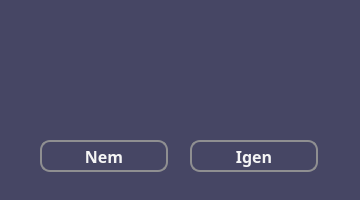
Qt form src/main/resources/ui/yellow/yellowAreYouSure.ui (pkristof1999/Szakdolgozat) before a commit.
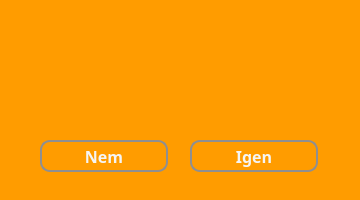
The same form after that commit.

Diff of the .ui file:
```diff
--- a/src/main/resources/ui/yellow/yellowAreYouSure.ui
+++ b/src/main/resources/ui/yellow/yellowAreYouSure.ui
@@ -15,7 +15,7 @@
   </property>
   <property name="styleSheet">
    <string notr="true">* {
-	background-color: rgb(70, 70, 100);
+	background-color: #FF9C00;
 }</string>
   </property>
   <widget class="QWidget" name="centralwidget">
@@ -30,7 +30,7 @@
     </property>
     <property name="styleSheet">
      <string notr="true">* {
-	background-color: rgb(70, 70, 100);
+	background-color: #FF9C00;
     font-size: 16px;
     font-weight: bold;
 }</string>
@@ -53,7 +53,7 @@
      </property>
      <property name="styleSheet">
       <string notr="true">* {
-	background-color: rgb(70, 70, 100);
+	background-color: #FF9C00;
 	border: 2px solid #8f8f91;
 	border-radius: 10px;
 	color: whitesmoke;
@@ -86,7 +86,7 @@
      </property>
      <property name="styleSheet">
       <string notr="true">* {
-	background-color: rgb(70, 70, 100);
+	background-color: #FF9C00;
 	border: 2px solid #8f8f91;
 	border-radius: 10px;
 	color: whitesmoke;
```
Left out of the diff: 8 changed lines with no effect on the pictures.
